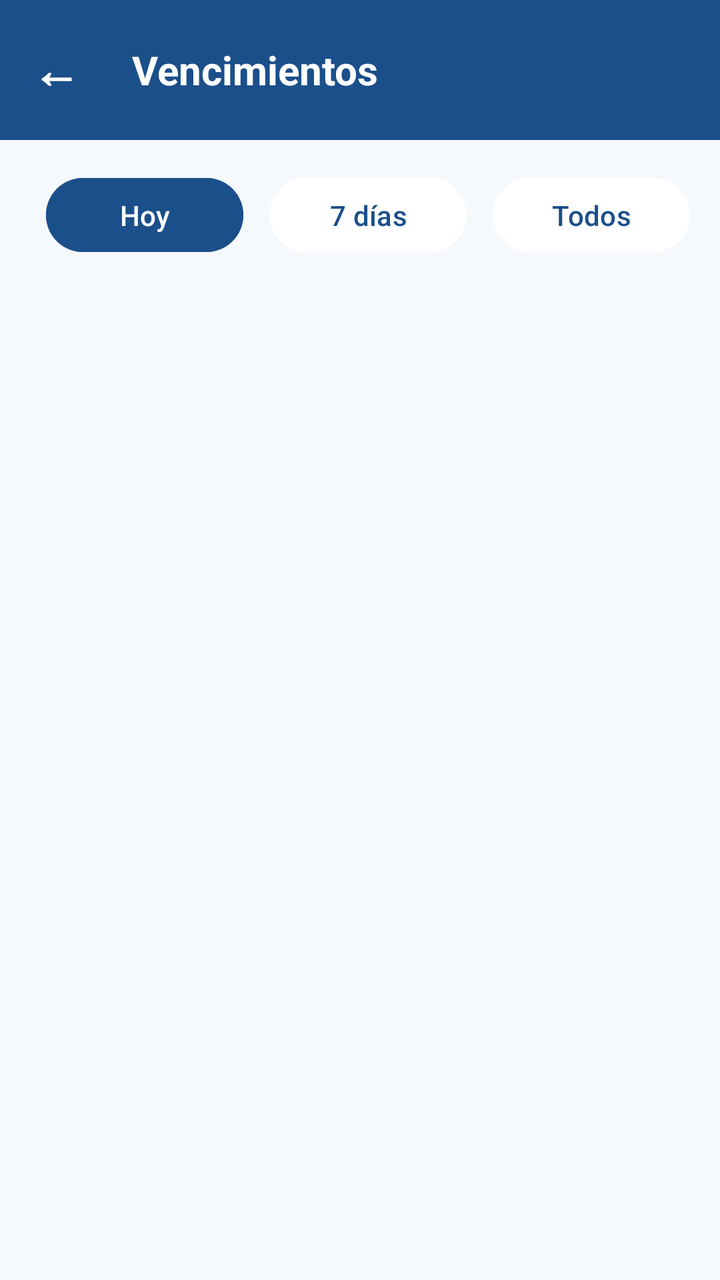
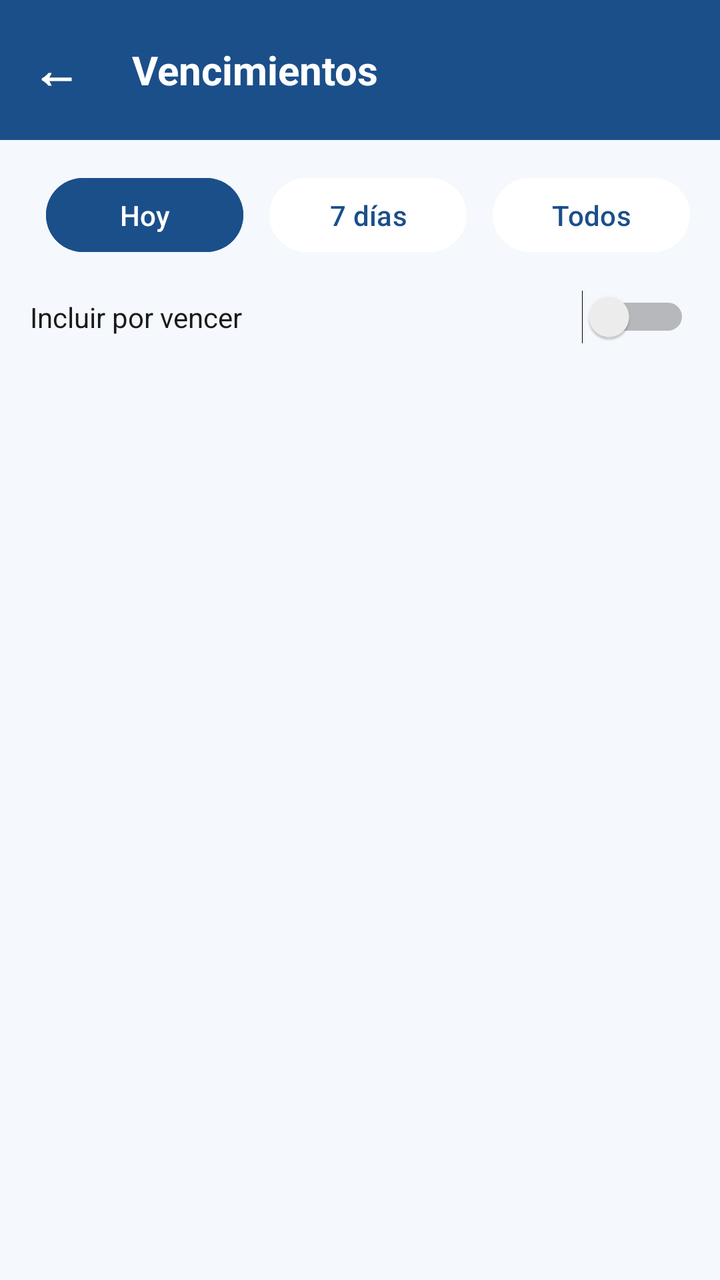

The first picture is an Android layout as it rendered before a commit; the second is the same layout after the commit. The layout source and the unified diff follow.
<!-- AndroidManifest.xml: application theme Theme.ClubDeportivo -->
<!-- res/layout/activity_vencimientos.xml -->
<?xml version="1.0" encoding="utf-8"?>
<LinearLayout xmlns:android="http://schemas.android.com/apk/res/android"
    android:layout_width="match_parent"
    android:layout_height="match_parent"
    android:orientation="vertical"
    android:background="@color/colorBackground">

    
    <RelativeLayout
        android:layout_width="match_parent"
        android:layout_height="70dp"
        android:background="@color/colorPrimary"
        android:padding="16dp">

        <TextView
            android:id="@+id/btnVolverVencimientos"
            android:layout_width="wrap_content"
            android:layout_height="wrap_content"
            android:layout_centerVertical="true"
            android:text="←"
            android:textColor="@color/white"
            android:textSize="24sp"
            android:textStyle="bold" />

        <TextView
            android:layout_width="wrap_content"
            android:layout_height="wrap_content"
            android:text="Vencimientos"
            android:textColor="@color/white"
            android:textSize="20sp"
            android:textStyle="bold"
            android:layout_centerVertical="true"
            android:layout_marginStart="50dp"/>
    </RelativeLayout>

    
    <LinearLayout
        android:layout_width="match_parent"
        android:layout_height="wrap_content"
        android:orientation="horizontal"
        android:padding="15dp"
        android:gravity="center">

        <Button
            android:id="@+id/btnHoy"
            style="?android:attr/buttonBarButtonStyle"
            android:layout_width="0dp"
            android:layout_height="45dp"
            android:layout_weight="1"
            android:text="Hoy"
            android:textAllCaps="false"
            android:backgroundTint="@color/colorPrimary"
            android:textColor="@color/white"
            android:layout_marginEnd="5dp"/>

        <Button
            android:id="@+id/btn7Dias"
            style="?android:attr/buttonBarButtonStyle"
            android:layout_width="0dp"
            android:layout_height="45dp"
            android:layout_weight="1"
            android:text="7 días"
            android:textAllCaps="false"
            android:backgroundTint="@color/white"
            android:textColor="@color/colorPrimary"
            android:layout_marginEnd="5dp"/>

        <Button
            android:id="@+id/btnTodos"
            style="?android:attr/buttonBarButtonStyle"
            android:layout_width="0dp"
            android:layout_height="45dp"
            android:layout_weight="1"
            android:text="Todos"
            android:textAllCaps="false"
            android:backgroundTint="@color/white"
            android:textColor="@color/colorPrimary"/>
    </LinearLayout>

    
    <ScrollView
        android:layout_width="match_parent"
        android:layout_height="match_parent">

        <LinearLayout
            android:id="@+id/contenedorSocios"
            android:layout_width="match_parent"
            android:layout_height="wrap_content"
            android:orientation="vertical"
            android:padding="15dp">
            
        </LinearLayout>
    </ScrollView>

</LinearLayout>
<!-- resources referenced by this layout -->
<resources>
  <color name="colorBackground">#F5F8FC</color>
  <color name="colorPrimary">#1B4F8A</color>
  <color name="white">#FFFFFFFF</color>
  <style name="Theme.ClubDeportivo" parent="Base.Theme.ClubDeportivo" />
  <style name="Base.Theme.ClubDeportivo" parent="Theme.Material3.DayNight.NoActionBar">
          
          
      </style>
</resources>

<!-- the commit's change to res/layout/activity_vencimientos.xml (unified diff, before → after) -->
@@ -20,7 +20,7 @@
             android:text="←"
             android:textColor="@color/white"
             android:textSize="24sp"
-            android:textStyle="bold" />
+            android:textStyle="bold"/>
 
         <TextView
             android:layout_width="wrap_content"
@@ -78,6 +78,42 @@
     </LinearLayout>
 
     
+    <LinearLayout
+        android:layout_width="match_parent"
+        android:layout_height="wrap_content"
+        android:orientation="horizontal"
+        android:paddingStart="15dp"
+        android:paddingEnd="15dp"
+        android:paddingBottom="8dp"
+        android:gravity="center_vertical">
+
+        <TextView
+            android:layout_width="0dp"
+            android:layout_height="wrap_content"
+            android:layout_weight="1"
+            android:text="Incluir por vencer"
+            android:textColor="@color/colorTextPrimary"
+            android:textSize="14sp"/>
+
+        <Switch
+            android:id="@+id/switchPorVencer"
+            android:layout_width="wrap_content"
+            android:layout_height="wrap_content"/>
+    </LinearLayout>
+
+    
+    <TextView
+        android:id="@+id/tvListaVacia"
+        android:layout_width="match_parent"
+        android:layout_height="wrap_content"
+        android:text="No hay vencimientos para la fecha"
+        android:textColor="@color/colorTextMuted"
+        android:textSize="14sp"
+        android:gravity="center"
+        android:padding="32dp"
+        android:visibility="gone"/>
+
+    
     <ScrollView
         android:layout_width="match_parent"
         android:layout_height="match_parent">
@@ -87,9 +123,7 @@
             android:layout_width="match_parent"
             android:layout_height="wrap_content"
             android:orientation="vertical"
-            android:padding="15dp">
-            
-        </LinearLayout>
+            android:padding="15dp"/>
     </ScrollView>
 
 </LinearLayout>
<!-- resource entries referenced after the edit -->
@@ -2,6 +2,8 @@
 <resources>
   <color name="colorBackground">#F5F8FC</color>
   <color name="colorPrimary">#1B4F8A</color>
+  <color name="colorTextMuted">#888888</color>
+  <color name="colorTextPrimary">#1A1A1A</color>
   <color name="white">#FFFFFFFF</color>
   <style name="Theme.ClubDeportivo" parent="Base.Theme.ClubDeportivo" />
   <style name="Base.Theme.ClubDeportivo" parent="Theme.Material3.DayNight.NoActionBar">
